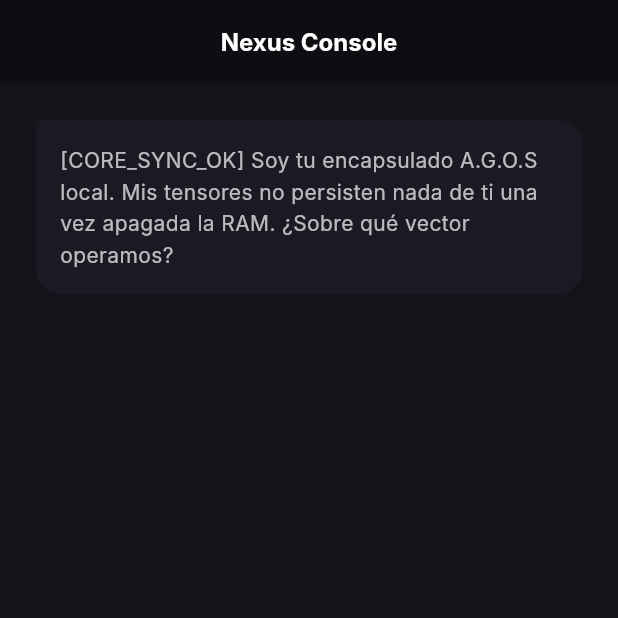
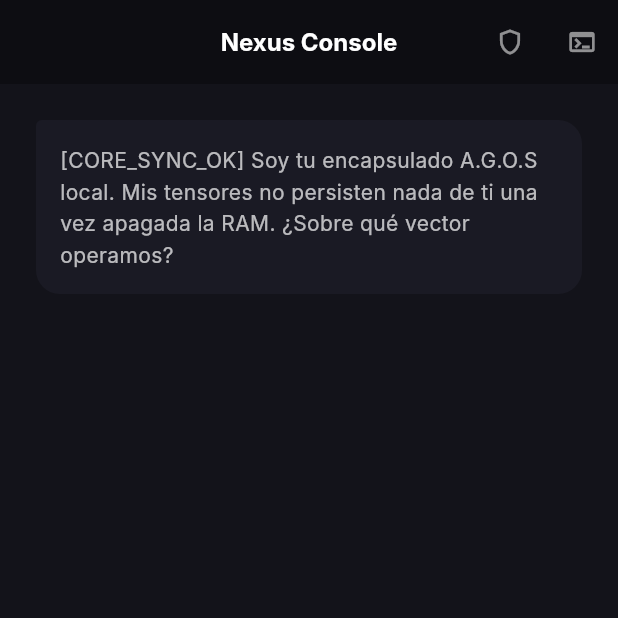
Before and after one commit to fernandofondillo/FENIX-POCKET-OS-V2, a Flutter app: the ChatScreen screen opened directly, on a phone screen of 412 x 824 dp, the top half of it. Run offline on Flutter 3.47's test engine with Material 3 defaults, Android fonts, the phone set to English and light mode, and no system bars; our stand-ins replace dio, flutter_secure_storage, logger, shared_preferences, sqflite; missing offline and left inert: encrypt; accounts and stored records are empty; Roboto replaces fonts that are missing (Inter).

Commit message:
feat: add navigation and implement embedding fallback
Added navigation buttons to the Nexus Console and configured a deterministic fallback mechanism for the local embedding service when NPU/TFLite assets are unavailable.

```diff
--- a/lib/views/auth/welcome_screen.dart
+++ b/lib/views/auth/welcome_screen.dart
@@ -6,6 +6,8 @@ import 'package:flutter_secure_storage/flutter_secure_storage.dart';
 import 'package:uuid/uuid.dart';
 
 import '../../services/perfil_db_service.dart';
+import '../obsidian/nano_obsidian_screen.dart';
+import '../skills/skills_screen.dart';
 
 class WelcomeScreen extends StatefulWidget {
   const WelcomeScreen({Key? key}) : super(key: key);
@@ -198,6 +200,18 @@ class _ChatScreenState extends State<ChatScreen> {
         backgroundColor: const Color(0xFF0D0D12),
         elevation: 0,
         centerTitle: true,
+        actions: [
+          IconButton(
+            icon: const Icon(Icons.shield_outlined, color: Colors.white54, size: 20),
+            onPressed: () => Navigator.push(context, MaterialPageRoute(builder: (_) => const NanoObsidianScreen())),
+            tooltip: 'Nano-Obsidian Vault',
+          ),
+          IconButton(
+            icon: const Icon(Icons.terminal_outlined, color: Colors.white54, size: 20),
+            onPressed: () => Navigator.push(context, MaterialPageRoute(builder: (_) => const SkillsScreen())),
+            tooltip: 'Skills History',
+          ),
+        ],
       ),
       backgroundColor: const Color(0xFF13131A),
       body: Column(
```
Also changed, not shown: lib/services/local_embedding_service.dart (+7 -5 lines).
